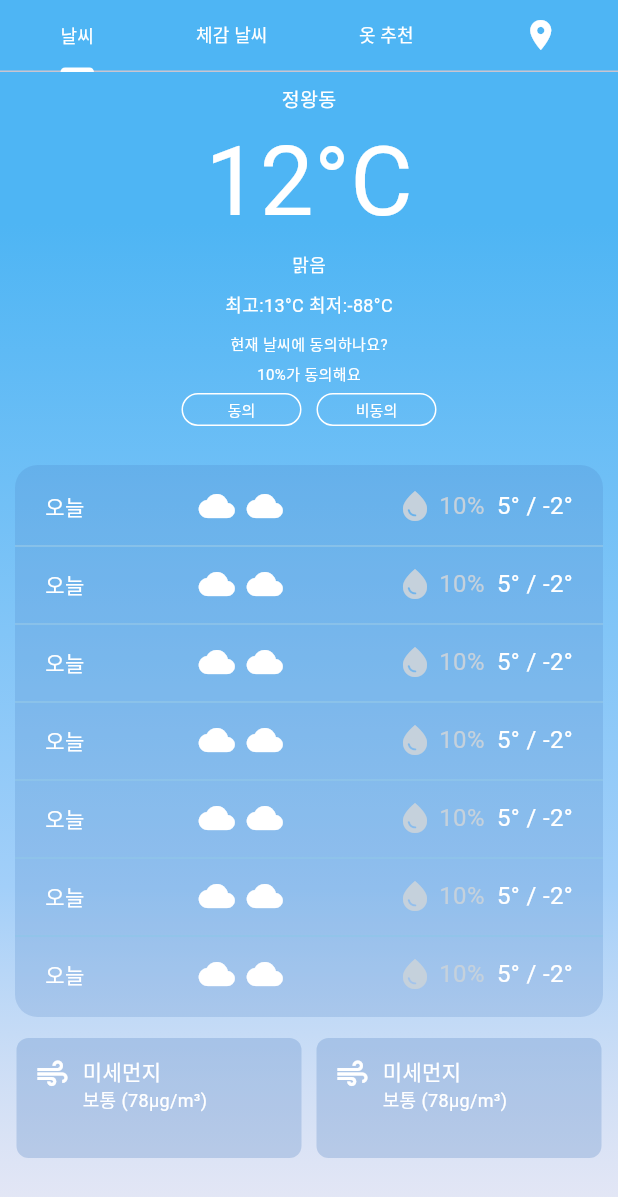
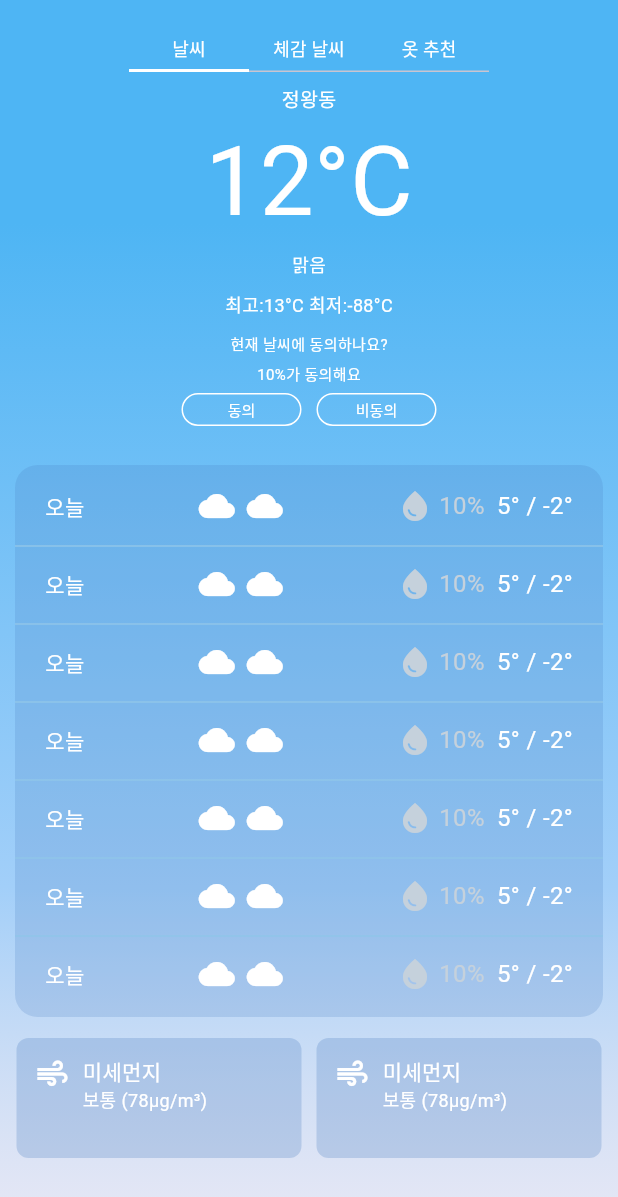
Before and after one commit to IMS-Side/NS-baragi-Flutter, a Flutter app: the screen it shows after launch, on a phone screen of 412 x 824 dp. Shown: the top 1197 px of the screen. Run offline on Flutter 3.47's test engine with Material 3 defaults, Android fonts, the phone set to English and light mode, and no system bars.

Commit message:
[feature/mainpage] feat : ui 간격에 따른 tabBar와 main.dart 수정

```diff
--- a/lib/main.dart
+++ b/lib/main.dart
@@ -35,7 +35,7 @@ class _MyHomePageState extends State<MyHomePage> with SingleTickerProviderStateM
   @override
   void initState(){
     super.initState();
-    _tabController = TabController(length: 4, vsync: this);
+    _tabController = TabController(length: 3, vsync: this);
   }
 
   @override
@@ -51,11 +51,20 @@ class _MyHomePageState extends State<MyHomePage> with SingleTickerProviderStateM
       appBar: AppBar(
         toolbarHeight: 0,
         elevation: 0, // 그림자 제거
-        backgroundColor: Colors.transparent, // AppBar 배경 투명화
+        backgroundColor: Color(0xFF4EB5F4),
         bottom: TabBarScreen(tabController: _tabController),
         //_tabController와 연결
+        actions: const [
+          IconButton(onPressed: null, icon: Icon(Icons.location_on))
+        ],
       ),
-
+      endDrawer: Drawer(
+        child: ListView(
+          children: const [
+            Text("Empty"),
+          ],
+        ),
+      ),
       body: Background(
           child: TabBarView(
             controller: _tabController,
@@ -64,7 +73,7 @@ class _MyHomePageState extends State<MyHomePage> with SingleTickerProviderStateM
               //여기에 이제 다른 페이지 추가
               Center(child: Text("체감 날씨 페이지")), // 두 번째 탭
               Center(child: Text("옷 추천 페이지")), // 세 번째 탭
-              Center(child: Text("위치 설정 페이지")), // 네 번째 탭
+              //Center(child: Text("위치 설정 페이지")), // 네 번째 탭
             ],
           )
       )
--- a/lib/main_page/tabbar/tabbar.dart
+++ b/lib/main_page/tabbar/tabbar.dart
@@ -8,6 +8,9 @@ class TabBarScreen extends StatelessWidget implements PreferredSizeWidget {
   @override
   Widget build(BuildContext context) {
     return Container(
+      width: 240,
+      height: 30,
+      //alignment: ,
       color: Color(0xFF4EB5F4), //나중에 색깔 변경
       child: TabBar(
         controller: tabController,
@@ -15,17 +18,19 @@ class TabBarScreen extends StatelessWidget implements PreferredSizeWidget {
         unselectedLabelColor: Colors.white, // 선택되지 않은 탭 텍스트 색상
         indicatorColor: Colors.white, // 선택된 탭 아래 표시자 색상
         //indicator: const BoxDecoration(),
+        indicatorSize: TabBarIndicatorSize.tab,
         labelStyle: const TextStyle(
           color: Colors.white,
           fontSize: 12,
         ),
         tabs: const [
-          Tab(text: "날씨"),
-          Tab(text: "체감 날씨"),
-          Tab(text: "옷 추천"),
-          Tab(icon: Icon(Icons.location_on),)
+          Tab(child: Text("날씨")),
+          Tab(child: Text("체감 날씨")),
+          Tab(child: Text("옷 추천")),
+          //Tab(child: Icon(Icons.location_on),)
         ],
       ),
+
     );
   }
 
```
